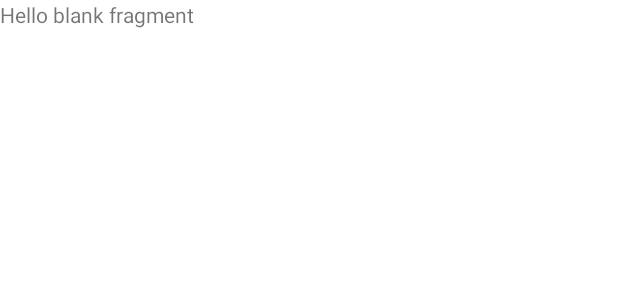
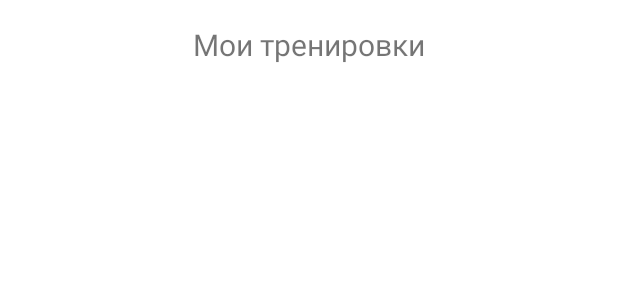
Before and after one commit to VadimKirillov/MyApp, an Android app: the layout fragment_all_trainings.xml on its own in the app's theme, with its tools: preview values and no code run, on a phone screen of 412 x 824 dp. Shown: the top 300 px of the screen. Run offline under Robolectric (Android 15) with nearby library versions, the phone set to English and light mode, and no system bars.

Commit message:
End_muscle_groups + list_trains

```diff
--- a/app/src/main/java/com/example/myapp/MainActivity.kt
+++ b/app/src/main/java/com/example/myapp/MainActivity.kt
@@ -35,7 +35,7 @@ class MainActivity : AppCompatActivity() , BottomNavigationView.OnNavigationItem
             R.id.panelExercises -> FragmentManager.setFragment(GroupExerciseFragment.newInstance(), this)
             R.id.panelStartTraining -> FragmentManager.setFragment(StartTrainFragment.newInstance(), this)
             R.id.panelOptions -> FragmentManager.setFragment(OptionsFragment.newInstance(), this)
-            R.id.panelCreator -> FragmentManager.setFragment(TrainCreatorFragment.newInstance(), this)
+            R.id.panelCreator -> FragmentManager.setFragment(AllTrainingsFragment.newInstance(), this)
         }
         return true
     }
--- a/app/src/main/java/com/example/myapp/data/ExerciseDao.kt
+++ b/app/src/main/java/com/example/myapp/data/ExerciseDao.kt
@@ -23,6 +23,9 @@ interface ExerciseDao {
     @Query("SELECT * FROM exercise_data_table")
     fun getAllExercises(): LiveData<List<ExerciseModel>>
 
+    @Query("SELECT * FROM exercise_data_table WHERE exercise_muscle_group=:group")
+    fun getExercisesByGroup(group: String): LiveData<List<ExerciseModel>>
+
     @Query("INSERT INTO training_exercise_data_table VALUES (:training_id,:exercise_id, 0)")
     fun pickExercise(exercise_id:Int,training_id:Int)
 
--- a/app/src/main/java/com/example/myapp/fragments/DoExerciseFragment.kt
+++ b/app/src/main/java/com/example/myapp/fragments/DoExerciseFragment.kt
@@ -51,7 +51,7 @@ class DoExerciseFragment : Fragment() {
         super.onViewCreated(view, savedInstanceState)
         actionBar = (activity as AppCompatActivity).supportActionBar
         trainingRepository.trainings.observe(viewLifecycleOwner){
-            var lines = it!![0].lines
+            var lines = it!![1].lines
             trainingExercisesList = lines
             nextExercise()
         }
--- a/app/src/main/java/com/example/myapp/fragments/ExerciseFragment.kt
+++ b/app/src/main/java/com/example/myapp/fragments/ExerciseFragment.kt
@@ -1,6 +1,7 @@
 package com.example.myapp.fragments
 
 import android.os.Bundle
+import android.util.Log
 import android.view.LayoutInflater
 import android.view.View
 import android.view.ViewGroup
@@ -28,12 +29,14 @@ class ExerciseFragment : Fragment() {
         inflater: LayoutInflater, container: ViewGroup?,
         savedInstanceState: Bundle?
     ): View {
+        val group = arguments?.getString("filter")
+        Log.d("debug", group?.toString() ?: "")
         binding = ListExercisesBinding.inflate(inflater, container, false)
-
         val exercisesDao = Database.getInstance((context as FragmentActivity).application).exerciseDAO
         exerciseRepository = ExerciseRepository(exercisesDao)
         val exerciseFactory = ExerciseFactory(exerciseRepository)
         exerciseViewModel = ViewModelProvider(this, exerciseFactory).get(ExerciseViewModel::class.java)
+        exerciseViewModel.getExercises(group)
 
         initRecyclerExercises()
         displayExercises()
--- a/app/src/main/java/com/example/myapp/fragments/TrainCreatorFragment.kt
+++ b/app/src/main/java/com/example/myapp/fragments/TrainCreatorFragment.kt
@@ -30,11 +30,13 @@ class TrainCreatorFragment : Fragment() {
         savedInstanceState: Bundle?
     ): View {
         binding = FragmentTrainCreatorBinding.inflate(inflater,container, false )
+        val id = arguments?.getInt("idTraining")
 
         val trainingsDao = Database.getInstance((context as FragmentActivity).application).trainingDAO
         val trainingRepository = TrainingRepository(trainingsDao)
         trainingFactory = TrainingFactory(trainingRepository)
         trainingViewModel = ViewModelProvider(this, trainingFactory).get(TrainingViewModel::class.java)
+        trainingViewModel.getTrainingWithExercisesById(id)
         initRecyclerTrainings()
         displayTrainings()
 
@@ -50,6 +52,7 @@ class TrainCreatorFragment : Fragment() {
     }
 
     private fun displayTrainings(){
+        trainingViewModel.trainings
         trainingViewModel.trainings.observe(viewLifecycleOwner, Observer {
             trainingAdapter.setList(it.get(0).lines)
             trainingAdapter.notifyDataSetChanged()
@@ -70,7 +73,6 @@ class TrainCreatorFragment : Fragment() {
 //        parameters.putString("muscleGroupExercise", trainingModel.muscle_group)
         panelEditCountTrain.arguments = parameters
         panelEditCountTrain.show((context as FragmentActivity).supportFragmentManager, "editCount")
-
     }
 
     companion object {
--- a/app/src/main/java/com/example/myapp/viewModels/ExerciseViewModel.kt
+++ b/app/src/main/java/com/example/myapp/viewModels/ExerciseViewModel.kt
@@ -14,7 +14,7 @@ import kotlinx.coroutines.launch
 
 class ExerciseViewModel (private val exerciseRepository: ExerciseRepository) : ViewModel() {
 
-    val exercises = exerciseRepository.exercises
+    var exercises = exerciseRepository.exercises
 
     fun startUpdateExercise(idExercise:Int, nameExercise:String, muscle_group:String,exercise_type:String, exercise_image:String, external_id:String) {
         var ex_filter = exercises.value?.filter { it.id == idExercise }
@@ -29,6 +29,10 @@ class ExerciseViewModel (private val exerciseRepository: ExerciseRepository) : V
             val response2 = client.apolloClient.mutation(CreateOrUpdateExercicesMutation(exercise = input2)).execute()
         }
 
+    }
+
+    fun getExercises(group: String? = null){
+       exercises = exerciseRepository.getExercises(group)
     }
 
     fun insertExercise(exerciseModel: ExerciseModel) = viewModelScope.launch{
--- a/app/src/main/res/layout/fragment_all_trainings.xml
+++ b/app/src/main/res/layout/fragment_all_trainings.xml
@@ -1,14 +1,39 @@
 <?xml version="1.0" encoding="utf-8"?>
 <FrameLayout xmlns:android="http://schemas.android.com/apk/res/android"
+    xmlns:app="http://schemas.android.com/apk/res-auto"
     xmlns:tools="http://schemas.android.com/tools"
+    android:id="@+id/exholder"
     android:layout_width="match_parent"
-    android:layout_height="match_parent"
-    >
+    android:layout_height="match_parent">
 
-    <!-- TODO: Update blank fragment layout -->
-    <TextView
+    <androidx.constraintlayout.widget.ConstraintLayout
         android:layout_width="match_parent"
-        android:layout_height="match_parent"
-        android:text="@string/hello_blank_fragment" />
+        android:layout_height="match_parent">
+
+        <TextView
+            android:id="@+id/textView13"
+            android:layout_width="wrap_content"
+            android:layout_height="wrap_content"
+            android:layout_marginTop="16dp"
+            android:text="Мои тренировки"
+            android:textSize="20sp"
+            app:layout_constraintEnd_toEndOf="parent"
+            app:layout_constraintHorizontal_bias="0.5"
+            app:layout_constraintStart_toStartOf="parent"
+            app:layout_constraintTop_toTopOf="parent" />
+
+        <androidx.recyclerview.widget.RecyclerView
+            android:id="@+id/recyclerCategories"
+            android:layout_width="match_parent"
+            android:layout_height="wrap_content"
+            android:layout_marginTop="16dp"
+            app:layout_constraintEnd_toEndOf="parent"
+            app:layout_constraintHorizontal_bias="0.0"
+            app:layout_constraintStart_toStartOf="parent"
+            app:layout_constraintTop_toBottomOf="@+id/textView13" />
+
+
+    </androidx.constraintlayout.widget.ConstraintLayout>
+
 
 </FrameLayout>
```
Also changed, not shown: app/src/main/java/com/example/myapp/adapters/TrainingAdapter.kt (+3 -4 lines), app/src/main/java/com/example/myapp/adapters/TrainingsAdapter.kt (added, +56 -0 lines), app/src/main/java/com/example/myapp/data/TrainingDao.kt (+7 -0 lines), app/src/main/java/com/example/myapp/fragments/AllTrainingsFragment.kt (+62 -35 lines), app/src/main/java/com/example/myapp/fragments/GroupExerciseFragment.kt (+7 -1 lines), app/src/main/java/com/example/myapp/repositories/ExerciseRepository.kt (+9 -0 lines), app/src/main/java/com/example/myapp/repositories/TrainingRepository.kt (+11 -0 lines), app/src/main/java/com/example/myapp/viewModels/TrainingViewModel.kt (+20 -2 lines), app/src/main/res/layout/all_train_item.xml (added, +62 -0 lines).
